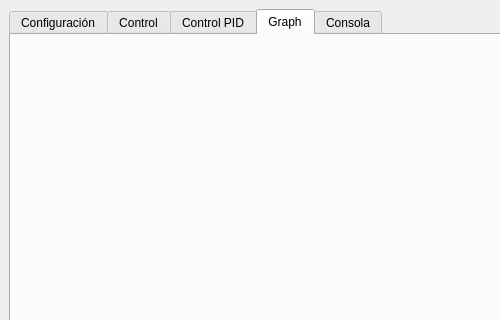
Old version of the form mainwindow.ui in the repository cybershibo/GUI-Germini; both pictures show x 0 to 500 and y 0 to 320 of the 1006 by 700 pixel window.
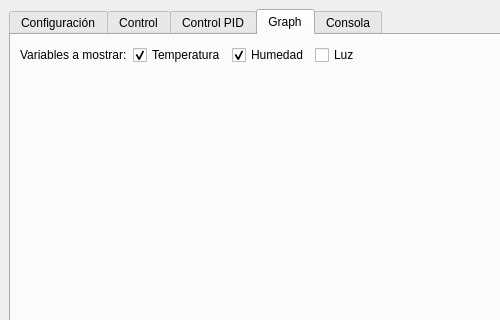
New version of the form. The open tabs and pages were chosen to show the change.

Commit message: Agregada la capacidad de ocultar y mostrar los valores de la grafica de forma dinamica además de mostrarlos en un archivo CSV. Falta corregir el como la gráfica se ajusta a los valores de luz, aun es un poco inestable.

Diff of the .ui file:
```diff
--- a/mainwindow.ui
+++ b/mainwindow.ui
@@ -658,6 +658,43 @@
        <layout class="QVBoxLayout" name="verticalLayout_2">
         <item>
          <layout class="QHBoxLayout" name="horizontalLayout_graph">
+          <item>
+           <widget class="QLabel" name="labelGraphVars">
+            <property name="text">
+             <string>Variables a mostrar:</string>
+            </property>
+           </widget>
+          </item>
+          <item>
+           <widget class="QCheckBox" name="checkBoxTemp">
+            <property name="text">
+             <string>Temperatura</string>
+            </property>
+            <property name="checked">
+             <bool>true</bool>
+            </property>
+           </widget>
+          </item>
+          <item>
+           <widget class="QCheckBox" name="checkBoxHum">
+            <property name="text">
+             <string>Humedad</string>
+            </property>
+            <property name="checked">
+             <bool>true</bool>
+            </property>
+           </widget>
+          </item>
+          <item>
+           <widget class="QCheckBox" name="checkBoxLight">
+            <property name="text">
+             <string>Luz</string>
+            </property>
+            <property name="checked">
+             <bool>false</bool>
+            </property>
+           </widget>
+          </item>
           <item>
            <spacer name="horizontalSpacer_graph">
             <property name="orientation">
```
The commit also changes 2 other files.
